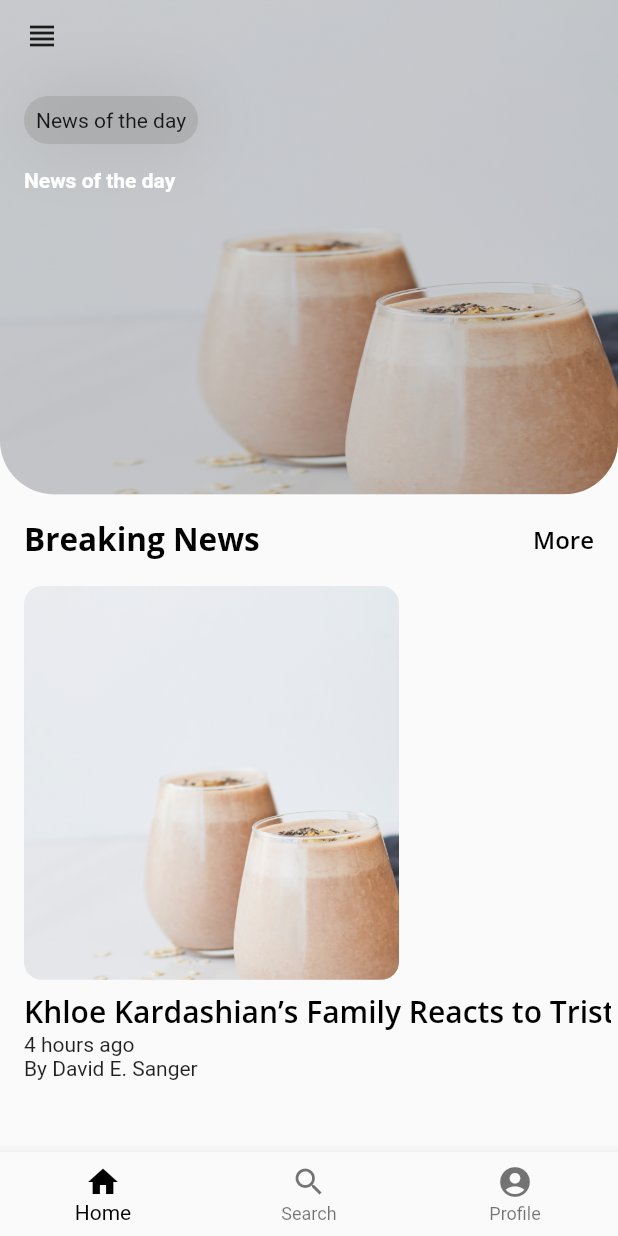
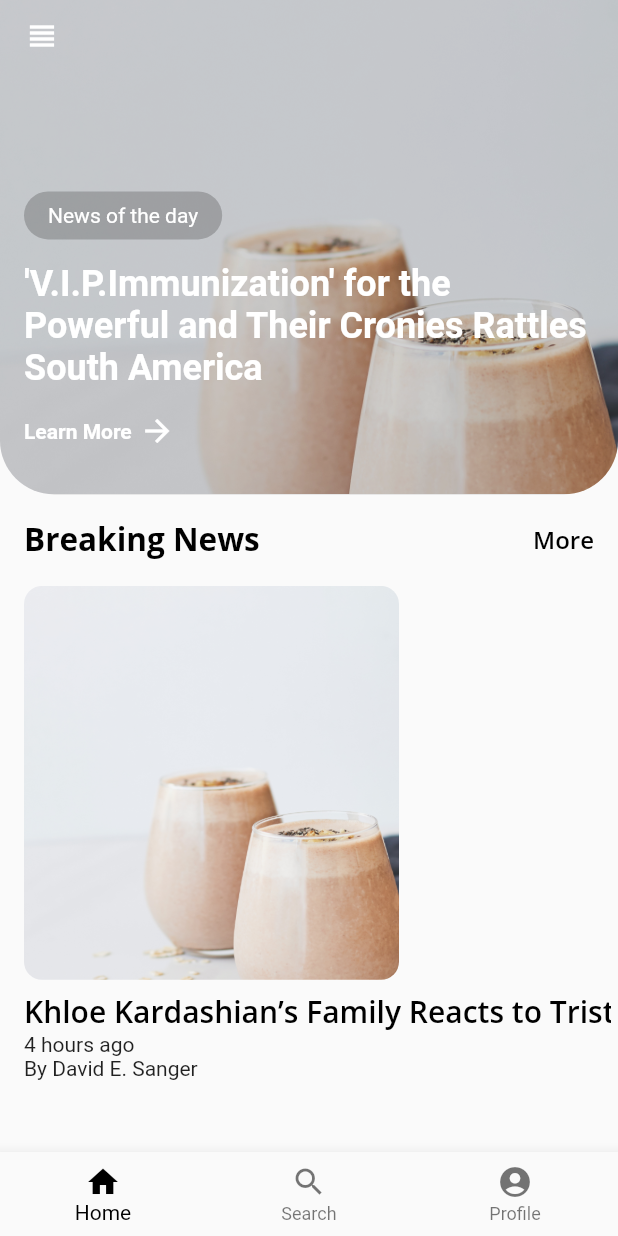
Before and after one commit to EbhomenyeEmmanuel/news_app, a Flutter app: the screen it shows after launch, on a phone screen of 412 x 824 dp. Run offline on Flutter 3.47's test engine with Material 2 defaults, Android fonts, the phone set to English and light mode, and no system bars; our stand-ins replace cached_network_image, google_fonts.

```diff
--- a/lib/screens/home_screen/home_screen.dart
+++ b/lib/screens/home_screen/home_screen.dart
@@ -1,5 +1,6 @@
 import 'dart:ui';
 
+import 'package:flutter/cupertino.dart';
 import 'package:flutter/material.dart';
 import 'package:news_app/api/mock_news_service.dart';
 import 'package:news_app/models/news_data.dart';
@@ -26,7 +27,7 @@ class HomeScreen extends StatelessWidget {
                     width: screenSize.width, height: screenSize.height * 0.4),
                 decoration: BoxDecoration(
                   image: DecorationImage(
-                      fit: BoxFit.fill,
+                      fit: BoxFit.cover,
                       image: AssetImage(
                           'assets/news_app_assets/card_smoothie.png')),
                   borderRadius: BorderRadius.only(
@@ -35,52 +36,55 @@ class HomeScreen extends StatelessWidget {
                 ),
                 child: Stack(
                   children: [
-                    Container(
-                      decoration: BoxDecoration(
-                        color: Colors.black.withOpacity(0.15),
-                        borderRadius: const BorderRadius.only(
-                            bottomLeft: Radius.circular(36.0),
-                            bottomRight: Radius.circular(36.0)),
+                    buildTintForBackgroundImage(),
+                    Positioned(
+                      left: 16,
+                      child: IconButton(
+                        alignment: Alignment.centerLeft,
+                        padding: EdgeInsets.zero,
+                        color: Colors.white,
+                        icon: Icon(Icons.view_headline),
+                        onPressed: () {},
                       ),
                     ),
-                    Padding(
-                      padding: const EdgeInsets.only(
+                    Positioned(
                         left: 16,
-                      ),
-                      child: Column(
+                        right: 10,
+                        bottom: 30,
+                        child: Column(
                           crossAxisAlignment: CrossAxisAlignment.start,
                           children: [
-                            IconButton(
-                              alignment: Alignment.centerLeft,
-                              padding: EdgeInsets.zero,
-                              icon: Icon(Icons.view_headline),
-                              onPressed: () {},
+                            buildBlurNewsCategoryChip(),
+                            SizedBox(height: 16),
+                            Text(
+                              "'V.I.P.Immunization' for the Powerful and Their Cronies Rattles South America ",
+                              style: TextStyle(
+                                  color: Colors.white,
+                                  fontWeight: FontWeight.bold,
+                                  fontSize: 24),
+                              textAlign: TextAlign.start,
                             ),
                             SizedBox(height: 16),
-                            Container(
-                                padding: EdgeInsets.all(8),
-                                decoration: BoxDecoration(
-                                  color: Colors.grey.withOpacity(0.5),
-                                  borderRadius: BorderRadius.circular(16),
-                                  boxShadow: [
-                                    BoxShadow(
-                                      blurRadius: 40,
-                                      color: Colors.grey.withOpacity(0.5),
-                                    )
-                                  ],
+                            Row(
+                              mainAxisAlignment: MainAxisAlignment.start,
+                              children: [
+                                Text(
+                                  "Learn More",
+                                  style: TextStyle(
+                                      color: Colors.white,
+                                      fontWeight: FontWeight.bold,
+                                      fontSize: 14),
+                                  textAlign: TextAlign.start,
                                 ),
-                                child: Text(
-                                  "News of the day",
-                                )),
-                            SizedBox(height: 16),
-                            Text(
-                              "News of the day",
-                              style: TextStyle(
+                                SizedBox(width: 5),
+                                Icon(
+                                  Icons.arrow_forward,
                                   color: Colors.white,
-                                  fontWeight: FontWeight.bold),
-                            ),
-                          ]),
-                    )
+                                ),
+                              ],
+                            )
+                          ],
+                        ))
                   ],
                 ),
               ),
@@ -115,4 +119,28 @@ class HomeScreen extends StatelessWidget {
       ],
     );
   }
+
+  Container buildTintForBackgroundImage() {
+    return Container(
+      decoration: BoxDecoration(
+        color: Colors.black.withOpacity(0.15),
+        borderRadius: const BorderRadius.only(
+            bottomLeft: Radius.circular(36.0),
+            bottomRight: Radius.circular(36.0)),
+      ),
+    );
+  }
+
+  Container buildBlurNewsCategoryChip() {
+    return Container(
+        padding: EdgeInsets.symmetric(vertical: 8.0, horizontal: 16.0),
+        decoration: BoxDecoration(
+          color: Colors.black.withOpacity(0.2),
+          borderRadius: BorderRadius.circular(16),
+        ),
+        child: Text(
+          "News of the day",
+          style: TextStyle(color: Colors.white),
+        ));
+  }
 }
```
Also changed, not shown: lib/screens/search_screen/search_item_screen.dart (added, +199 -0 lines), lib/screens/search_screen/search_screen.dart (+13 -5 lines).
